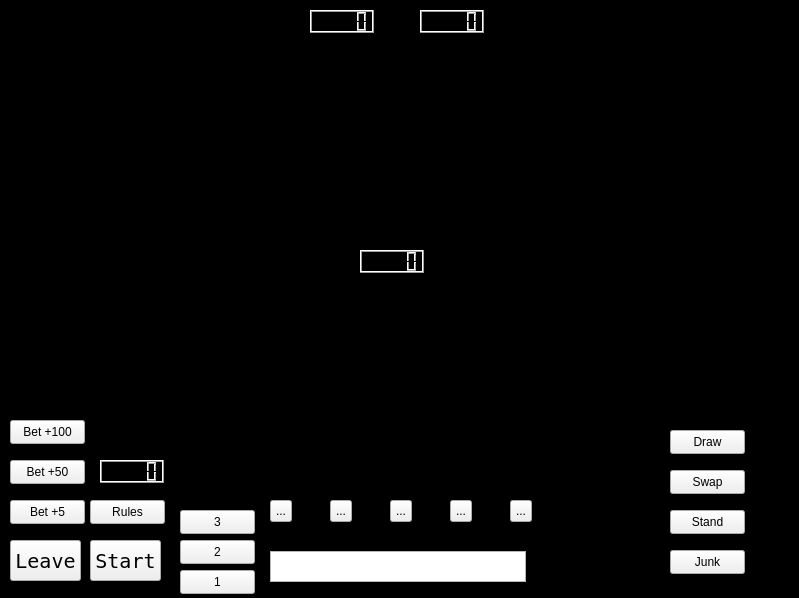
j776w781/EECS-581-Project-3, file src/qt-design-files/sabacc.ui: the form before one commit.
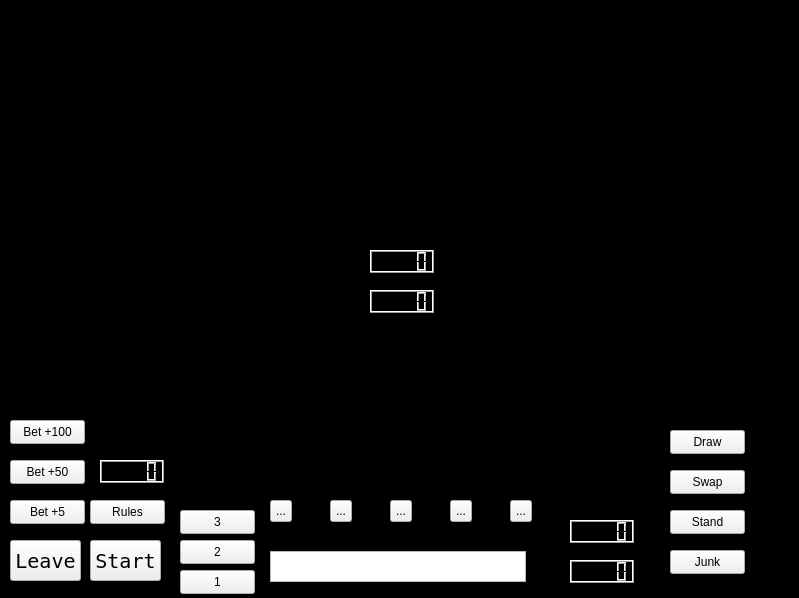
The form after the commit.

Diff of the .ui file:
```diff
--- a/src/qt-design-files/sabacc.ui
+++ b/src/qt-design-files/sabacc.ui
@@ -132,8 +132,8 @@
   <widget class="QLCDNumber" name="dice1">
    <property name="geometry">
     <rect>
-     <x>310</x>
-     <y>10</y>
+     <x>570</x>
+     <y>520</y>
      <width>64</width>
      <height>23</height>
     </rect>
@@ -142,8 +142,8 @@
   <widget class="QLCDNumber" name="dice2">
    <property name="geometry">
     <rect>
-     <x>420</x>
-     <y>10</y>
+     <x>570</x>
+     <y>560</y>
      <width>64</width>
      <height>23</height>
     </rect>
@@ -188,7 +188,7 @@
   <widget class="QLCDNumber" name="sabacc_pot">
    <property name="geometry">
     <rect>
-     <x>360</x>
+     <x>370</x>
      <y>250</y>
      <width>64</width>
      <height>23</height>
@@ -371,6 +371,16 @@
     <string>3</string>
    </property>
   </widget>
+  <widget class="QLCDNumber" name="gamePot">
+   <property name="geometry">
+    <rect>
+     <x>370</x>
+     <y>290</y>
+     <width>64</width>
+     <height>23</height>
+    </rect>
+   </property>
+  </widget>
   <zorder>graphicsView</zorder>
   <zorder>UserDialogBox</zorder>
   <zorder>leaveButton</zorder>
@@ -395,6 +405,7 @@
   <zorder>opponents1</zorder>
   <zorder>opponents2</zorder>
   <zorder>opponents3</zorder>
+  <zorder>gamePot</zorder>
  </widget>
  <resources/>
  <connections/>
```
